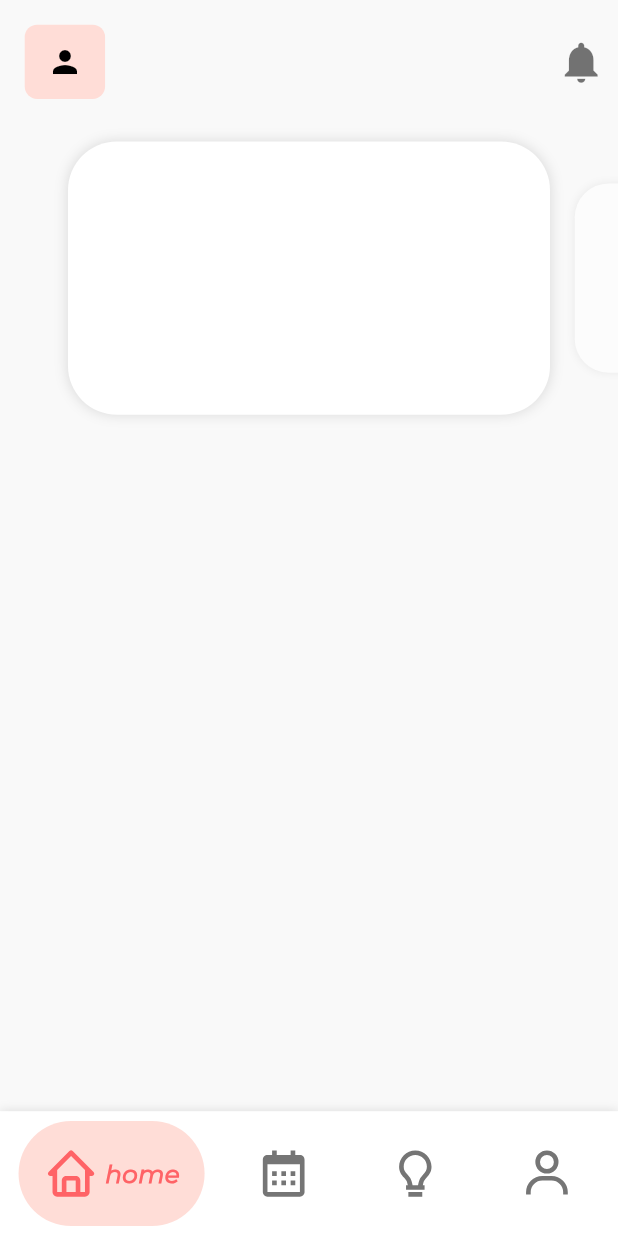
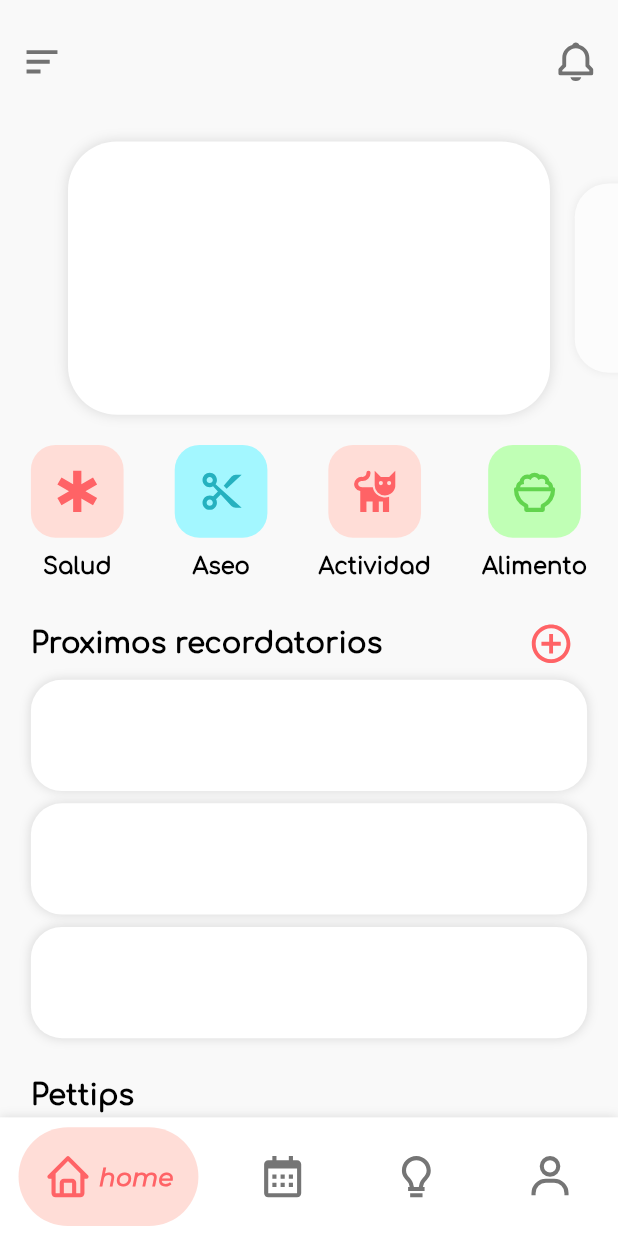
Before and after one commit to PettoORG/petto_app, a Flutter app: the screen it shows after launch, on a phone screen of 412 x 824 dp. Run offline on Flutter 3.47's test engine with Material 2 defaults, Android fonts, the phone set to English and light mode, and no system bars; drawn by our look-alikes of google_nav_bar; our stand-ins replace connectivity_plus, flutter_animate, flutter_svg, go_router, icons_plus, shared_preferences and 1 more; generated files the repository leaves out were written again; project files that could hold a hidden picture were left out.

Commit message:
home front impl

```diff
--- a/lib/UI/screens/home/home_screen.dart
+++ b/lib/UI/screens/home/home_screen.dart
@@ -1,6 +1,7 @@
 import 'dart:math';
-
 import 'package:flutter/material.dart';
+import 'package:icons_plus/icons_plus.dart';
+import 'package:petto_app/UI/widgets/widgets.dart';
 import 'package:sizer/sizer.dart';
 
 class HomeScreen extends StatelessWidget {
@@ -8,115 +9,81 @@ class HomeScreen extends StatelessWidget {
 
   @override
   Widget build(BuildContext context) {
+    ColorScheme color = Theme.of(context).colorScheme;
+    List<_OptionModel> options = [
+      _OptionModel(icon: BoxIcons.bx_health, title: 'Salud', color: color.primaryContainer, iconColor: color.primary),
+      _OptionModel(icon: BoxIcons.bx_cut, title: 'Aseo', color: color.secondaryContainer, iconColor: color.secondary),
+      _OptionModel(icon: BoxIcons.bxs_cat, title: 'Actividad', color: color.primaryContainer, iconColor: color.primary),
+      _OptionModel(
+          icon: BoxIcons.bx_bowl_rice, title: 'Alimento', color: color.tertiaryContainer, iconColor: color.tertiary),
+    ];
     return CustomScrollView(
+      physics: const BouncingScrollPhysics(),
       slivers: [
-        SliverAppBar(
-          leadingWidth: 21.w,
-          toolbarHeight: 10.h,
-          leading: Padding(
-            padding: EdgeInsets.all(4.w),
-            child: InkWell(
-              borderRadius: BorderRadius.circular(1.h),
-              child: Ink(
-                decoration: BoxDecoration(
-                  color: Theme.of(context).colorScheme.primaryContainer,
-                  borderRadius: BorderRadius.circular(1.h),
-                ),
-                child: const Icon(Icons.person),
+        const _SliverAppbar(),
+        SliverList.list(
+          children: [
+            const CardSwiper(viewportFraction: .7, itemCount: 5),
+            Padding(
+              padding: EdgeInsets.symmetric(vertical: 1.h, horizontal: 5.w),
+              child: Column(
+                crossAxisAlignment: CrossAxisAlignment.start,
+                children: [
+                  Row(
+                    mainAxisAlignment: MainAxisAlignment.spaceBetween,
+                    children: List.generate(options.length, (index) => _DefaultOption(option: options[index])),
+                  ),
+                  SizedBox(height: 2.h),
+                  Row(
+                    mainAxisAlignment: MainAxisAlignment.spaceBetween,
+                    children: [
+                      Text(
+                        'Proximos recordatorios',
+                        style: Theme.of(context).textTheme.titleSmall,
+                      ),
+                      IconButton(
+                          onPressed: () {},
+                          icon: Icon(
+                            BoxIcons.bx_plus_circle,
+                            color: color.primary,
+                          ))
+                    ],
+                  ),
+                  Column(children: List.generate(3, (index) => const _RemminderCard())),
+                  SizedBox(height: 2.h),
+                  Text('Pettips', style: Theme.of(context).textTheme.titleSmall),
+                ],
               ),
             ),
-          ),
-          actions: [IconButton(onPressed: () {}, icon: const Icon(Icons.notifications))],
-        ),
-        SliverList.list(children: const [_PetViewSwiper()])
+            const CardSwiper(viewportFraction: .8, itemCount: 5, autoAdvance: true),
+          ],
+        )
       ],
     );
   }
 }
 
-class _PetViewSwiper extends StatefulWidget {
-  const _PetViewSwiper();
-
-  @override
-  State<_PetViewSwiper> createState() => _PetViewSwiperState();
-}
-
-class _PetViewSwiperState extends State<_PetViewSwiper> {
-  late final PageController _controller;
-  late double _currentPage;
-
-  void _listener() {
-    setState(() {
-      _currentPage = _controller.page!;
-    });
-  }
-
-  @override
-  void initState() {
-    _currentPage = 0;
-    _controller = PageController(viewportFraction: 0.7);
-    _controller.addListener(_listener);
-    super.initState();
-  }
-
-  @override
-  void dispose() {
-    _controller.removeListener(_listener);
-    _controller.dispose();
-    super.dispose();
-  }
+class _RemminderCard extends StatelessWidget {
+  const _RemminderCard();
 
   @override
   Widget build(BuildContext context) {
-    double opty;
-
-    return SizedBox(
-        height: 25.h,
-        width: double.infinity,
-        child: PageView.builder(
-          controller: _controller,
-          itemCount: 5,
-          itemBuilder: (context, index) {
-            double scale = 1.3;
-            if (index == _currentPage) {
-              opty = 1;
-              scale = 1.3;
-            } else if (index < _currentPage) {
-              opty = max(1 - (_currentPage - index), 0.5);
-              scale = max(1.3 - (_currentPage - index), 0.9);
-            } else {
-              opty = max(1 - (index - _currentPage), 0.5);
-              scale = max(1.3 - (index - _currentPage), 0.9);
-            }
-            return Transform.scale(
-              scale: scale,
-              child: _PetView(opty: opty),
-            );
-          },
-        ));
-  }
-}
-
-class _PetView extends StatelessWidget {
-  const _PetView({required this.opty});
-  final double opty;
-  @override
-  Widget build(BuildContext context) {
+    ColorScheme color = Theme.of(context).colorScheme;
     return Padding(
-      padding: EdgeInsets.symmetric(vertical: 4.h, horizontal: 5.w),
-      child: AnimatedOpacity(
-        duration: const Duration(seconds: 1),
-        opacity: opty,
-        child: Container(
+      padding: EdgeInsets.only(bottom: 1.h),
+      child: InkWell(
+        child: Ink(
+          width: double.infinity,
+          height: 9.h,
           decoration: BoxDecoration(
-            color: Theme.of(context).colorScheme.surfaceVariant,
-            borderRadius: BorderRadius.circular(25),
+            color: color.surfaceVariant,
+            borderRadius: BorderRadius.circular(5.w),
             boxShadow: [
               BoxShadow(
-                color: Theme.of(context).colorScheme.shadow,
                 blurRadius: 5,
+                color: color.shadow,
                 offset: const Offset(0, 0),
-              )
+              ),
             ],
           ),
         ),
@@ -124,3 +91,65 @@ class _PetView extends StatelessWidget {
     );
   }
 }
+
+class _DefaultOption extends StatelessWidget {
+  final _OptionModel option;
+
+  const _DefaultOption({required this.option});
+
+  @override
+  Widget build(BuildContext context) {
+    return Column(
+      children: [
+        InkWell(
+          onTap: () {},
+          borderRadius: BorderRadius.circular(4.w),
+          child: Ink(
+            height: 15.w,
+            width: 15.w,
+            decoration: BoxDecoration(
+              color: option.color,
+              borderRadius: BorderRadius.circular(4.w),
+            ),
+            child: Icon(
+              option.icon,
+              color: option.iconColor,
+            ),
+          ),
+        ),
+        SizedBox(height: 1.h),
+        Text(
+          option.title,
+          style: Theme.of(context).textTheme.titleSmall!.copyWith(fontSize: 11.sp, fontWeight: FontWeight.w700),
+        )
+      ],
+    );
+  }
+}
+
+class _SliverAppbar extends StatelessWidget {
+  const _SliverAppbar();
+
+  @override
+  Widget build(BuildContext context) {
+    return SliverAppBar(
+      toolbarHeight: 10.h,
+      leading: IconButton(onPressed: () {}, icon: const Icon(BoxIcons.bx_menu_alt_left)),
+      actions: [IconButton(onPressed: () {}, icon: const Icon(BoxIcons.bx_bell)), SizedBox(width: 1.w)],
+    );
+  }
+}
+
+class _OptionModel {
+  final IconData icon;
+  final String title;
+  final Color color;
+  final Color iconColor;
+
+  _OptionModel({
+    required this.icon,
+    required this.title,
+    required this.color,
+    required this.iconColor,
+  });
+}
--- /dev/null
+++ b/lib/UI/widgets/shared/card_swiper.dart
@@ -0,0 +1,123 @@
+import 'dart:async';
+import 'dart:math';
+
+import 'package:flutter/material.dart';
+import 'package:sizer/sizer.dart';
+
+class CardSwiper extends StatefulWidget {
+  final double viewportFraction;
+  final int itemCount;
+  final bool autoAdvance;
+  const CardSwiper({super.key, required this.viewportFraction, required this.itemCount, this.autoAdvance = false});
+
+  @override
+  State<CardSwiper> createState() => _CardSwiperState();
+}
+
+class _CardSwiperState extends State<CardSwiper> {
+  late final PageController _controller;
+  late double _currentPage;
+  Timer? timer;
+
+  void _listener() {
+    setState(() {
+      _currentPage = _controller.page!;
+    });
+  }
+
+  void _startAutoAdvance() {
+    timer = Timer.periodic(const Duration(seconds: 4), (Timer timer) {
+      if (_currentPage < widget.itemCount - 1) {
+        _controller.nextPage(
+          duration: const Duration(milliseconds: 500),
+          curve: Curves.easeInOut,
+        );
+      }
+    });
+  }
+
+  void _stopAutoAdvance() {
+    timer?.cancel();
+  }
+
+  @override
+  void initState() {
+    _currentPage = 0;
+    _controller = PageController(viewportFraction: widget.viewportFraction);
+    _controller.addListener(_listener);
+    if (widget.autoAdvance) {
+      _startAutoAdvance();
+    }
+    super.initState();
+  }
+
+  @override
+  void dispose() {
+    _controller.removeListener(_listener);
+    _controller.dispose();
+    _stopAutoAdvance();
+    super.dispose();
+  }
+
+  @override
+  Widget build(BuildContext context) {
+    double opty;
+
+    return SizedBox(
+        height: 25.h,
+        width: double.infinity,
+        child: GestureDetector(
+          onHorizontalDragCancel: () => _stopAutoAdvance(),
+          child: PageView.builder(
+            physics: const BouncingScrollPhysics(),
+            controller: _controller,
+            itemCount: widget.itemCount,
+            itemBuilder: (context, index) {
+              double scale = 1.3;
+              if (index == _currentPage) {
+                opty = 1;
+                scale = 1.3;
+              } else if (index < _currentPage) {
+                opty = max(1 - (_currentPage - index), 0.5);
+                scale = max(1.3 - (_currentPage - index), 0.9);
+              } else {
+                opty = max(1 - (index - _currentPage), 0.5);
+                scale = max(1.3 - (index - _currentPage), 0.9);
+              }
+              return Transform.scale(
+                scale: scale,
+                child: _Card(opty: opty),
+              );
+            },
+          ),
+        ));
+  }
+}
+
+class _Card extends StatelessWidget {
+  const _Card({required this.opty});
+  final double opty;
+  @override
+  Widget build(BuildContext context) {
+    return Padding(
+      padding: EdgeInsets.symmetric(vertical: 4.h, horizontal: 5.w),
+      child: AnimatedOpacity(
+        duration: const Duration(seconds: 1),
+        opacity: opty,
+        child: Container(
+          decoration: BoxDecoration(
+            color: Theme.of(context).colorScheme.surfaceVariant,
+            borderRadius: BorderRadius.circular(25),
+            boxShadow: [
+              BoxShadow(
+                color: Theme.of(context).colorScheme.shadow,
+                blurRadius: 5,
+                offset: const Offset(0, 0),
+              )
+            ],
+          ),
+        ),
+      ),
+    );
+  }
+}
--- a/lib/UI/widgets/widgets.dart
+++ b/lib/UI/widgets/widgets.dart
@@ -1,3 +1,5 @@
+export 'package:petto_app/UI/widgets/shared/card_swiper.dart';
+
 export 'package:petto_app/UI/widgets/onboarding_default_option.dart';
 
 export 'package:petto_app/UI/widgets/onboarding_pet_size_option.dart';
--- a/lib/config/constants/colors.dart
+++ b/lib/config/constants/colors.dart
@@ -6,7 +6,7 @@ const Color lightPrimaryContainer = Color.fromARGB(255, 255, 221, 215);
 const Color lightSurface = Color(0xFFff6366);
 const Color lightSurfaceVariant = Color.fromARGB(255, 255, 255, 255);
 const Color lightSecondary = Color(0xFF25b1bf);
-const Color lightSecondaryContainer = Color.fromARGB(255, 118, 244, 255);
+const Color lightSecondaryContainer = Color.fromARGB(255, 163, 247, 255);
 const Color lightTertiary = Color(0xFF62D44E);
 const Color lightTertiaryContainer = Color(0xFFC0FFB5);
 const Color lightIconColor = Colors.black54;
--- a/lib/config/router/app_router.dart
+++ b/lib/config/router/app_router.dart
@@ -2,7 +2,7 @@ import 'package:go_router/go_router.dart';
 import 'package:petto_app/UI/screens/home/home_views.dart';
 import 'package:petto_app/UI/screens/screens.dart';
 
-final appRouter = GoRouter(initialLocation: '/splash', routes: [
+final appRouter = GoRouter(initialLocation: '/', routes: [
   GoRoute(
     path: '/',
     name: HomeViews.name,
--- a/lib/config/theme/app_theme.dart
+++ b/lib/config/theme/app_theme.dart
@@ -20,10 +20,10 @@ class AppTheme {
             onBackground: lightIconColor,
             shadow: lightShadowColor),
         scaffoldBackgroundColor: lightBackground,
-        iconTheme: IconThemeData(color: lightIconColor, size: 9.w),
+        iconTheme: IconThemeData(color: lightIconColor, size: 8.w),
         iconButtonTheme: IconButtonThemeData(
           style: ButtonStyle(
-            iconSize: MaterialStatePropertyAll(8.w),
+            iconSize: MaterialStatePropertyAll(7.5.w),
             iconColor: const MaterialStatePropertyAll(lightIconColor),
           ),
         ),
```
Also changed, not shown: 1 other file.
